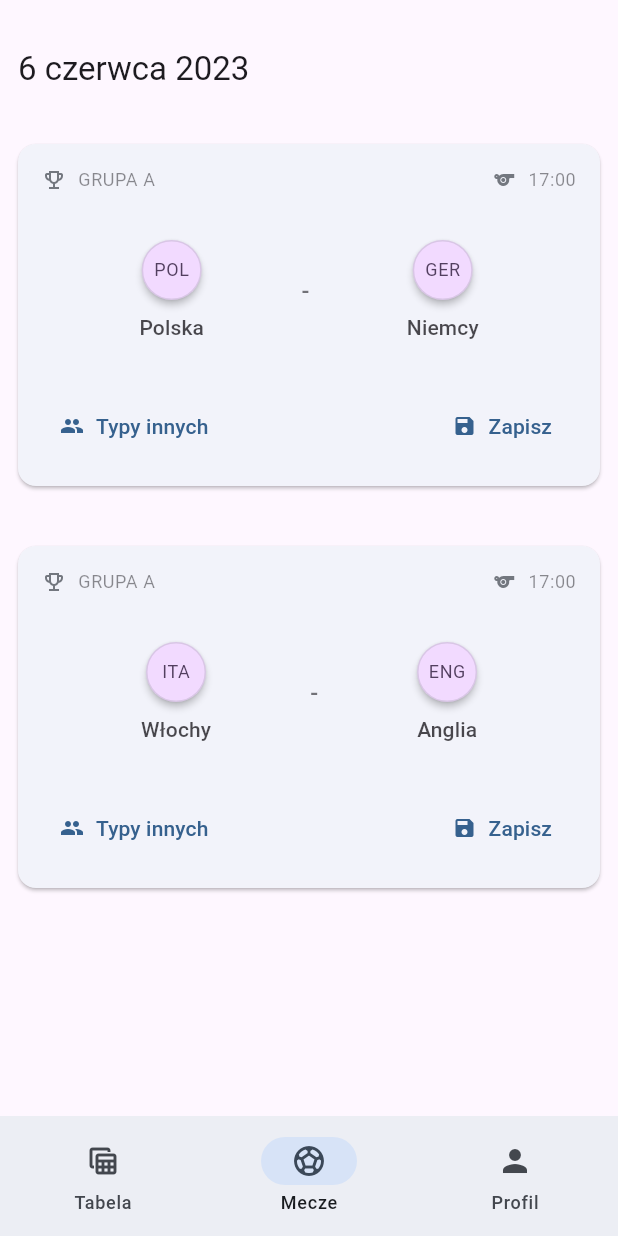
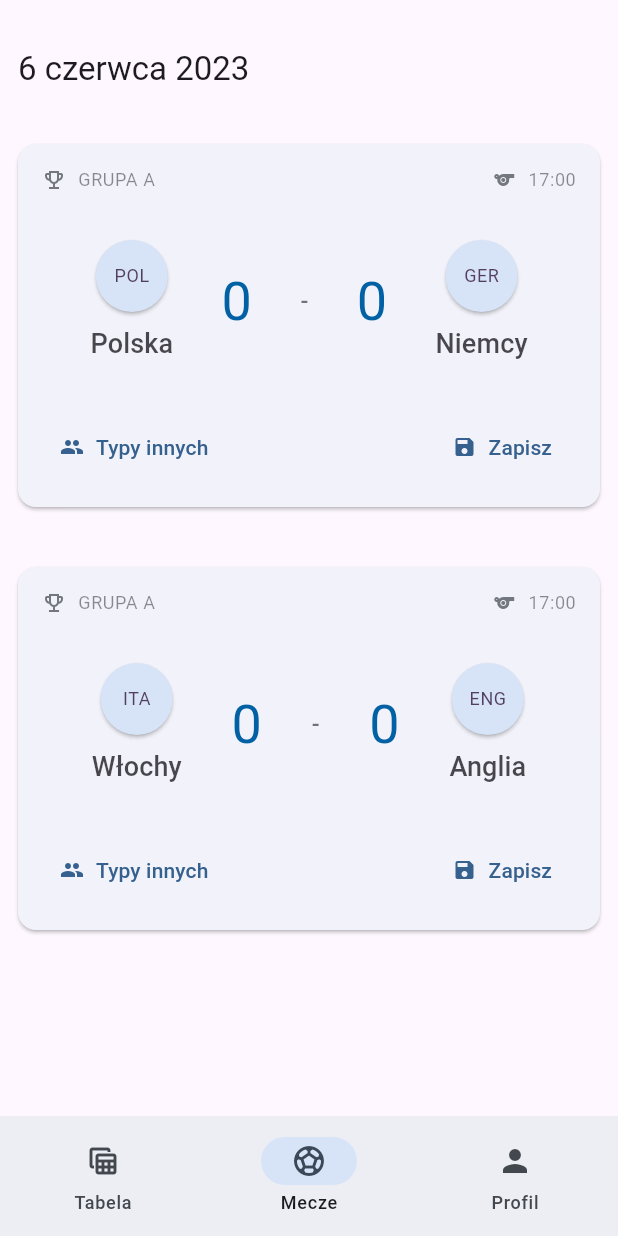
Before and after one commit to krzysztuf/offside, a Flutter app: the screen it shows after launch, item 2 of the bottom bar chosen, on a phone screen of 412 x 824 dp. Run offline on Flutter 3.47's test engine with Material 3 defaults, Android fonts, the light colour scheme and no system bars; our stand-ins replace chopper, flutter_riverpod, freezed_annotation, gap, get_it, go_router and 6 more; generated files the repository leaves out were written again.

Commit message:
Extract theme data to separate classes

```diff
--- a/lib/core/extensions/theme_context_extension.dart
+++ b/lib/core/extensions/theme_context_extension.dart
@@ -1,4 +1,6 @@
 import 'package:flutter/material.dart';
+import 'package:offside/presentation/theme/theme_extensions.dart';
+import 'package:offside/presentation/theme/widget_themes.dart';
 
 extension ThemeContextExtension on BuildContext {
   ThemeData get theme => Theme.of(this);
@@ -18,4 +20,6 @@ extension ThemeContextExtension on BuildContext {
   TabBarTheme get tabBarTheme => theme.tabBarTheme;
 
   ButtonThemeData get buttonTheme => theme.buttonTheme;
+
+  WidgetThemes get widgets => theme.widgets;
 }
--- a/lib/presentation/pages/home_page/matches_sub_page/match_bet_card.dart
+++ b/lib/presentation/pages/home_page/matches_sub_page/match_bet_card.dart
@@ -5,6 +5,7 @@ import 'package:gap/gap.dart';
 import 'package:intl/intl.dart';
 import 'package:offside/core/extensions/theme_context_extension.dart';
 import 'package:offside/domain/entities/match.dart';
+import 'package:offside/presentation/pages/home_page/matches_sub_page/score_input.dart';
 import 'package:offside/presentation/pages/home_page/matches_sub_page/team_badge.dart';
 import 'package:offside/presentation/pages/home_page/table_sub_page/loading_table_skeleton.dart';
 import 'package:offside/presentation/widgets/muted_information_label.dart';
@@ -42,7 +43,9 @@ class MatchBetCard extends ConsumerWidget {
                 mainAxisAlignment: MainAxisAlignment.spaceEvenly,
                 children: [
                   TeamBadge(team: match.homeTeam),
+                  const ScoreInput(),
                   Text('-', style: context.textTheme.titleMedium),
+                  const ScoreInput(),
                   TeamBadge(team: match.awayTeam),
                 ],
               ),
--- /dev/null
+++ b/lib/presentation/pages/home_page/matches_sub_page/score_input.dart
@@ -0,0 +1,34 @@
+import 'package:flutter/material.dart';
+import 'package:flutter_riverpod/flutter_riverpod.dart';
+import 'package:offside/presentation/theme/theme_extensions.dart';
+
+class ScoreInput extends ConsumerStatefulWidget {
+  const ScoreInput({super.key});
+
+  @override
+  ConsumerState<ScoreInput> createState() => _ScoreInputState();
+}
+
+class _ScoreInputState extends ConsumerState<ScoreInput> {
+  late final TextEditingController controller;
+
+  @override
+  void initState() {
+    super.initState();
+    controller = TextEditingController();
+  }
+
+  @override
+  void dispose() {
+    controller.dispose();
+    super.dispose();
+  }
+
+  @override
+  Widget build(BuildContext context) {
+    return Text(
+      '0',
+      style: Theme.of(context).widgets.scoreInput.textTheme,
+    );
+  }
+}
--- a/lib/presentation/pages/home_page/matches_sub_page/team_badge.dart
+++ b/lib/presentation/pages/home_page/matches_sub_page/team_badge.dart
@@ -14,17 +14,13 @@ class TeamBadge extends StatelessWidget {
     return Column(
       children: [
         Square(
-          size: 40,
+          size: 48,
           child: Material(
-            elevation: 2,
-            shape: CircleBorder(
-              side: BorderSide(
-                color: context.colorScheme.outline.withOpacity(0.2),
-              ),
-            ),
+            elevation: 1,
+            shape: const CircleBorder(),
             color: Colors.transparent,
             child: CircleAvatar(
-              backgroundColor: context.colorScheme.tertiaryContainer,
+              backgroundColor: context.colorScheme.secondaryContainer,
               child: Text(
                 team.abbreviation,
                 style: context.textTheme.bodySmall!.copyWith(
@@ -37,7 +33,7 @@ class TeamBadge extends StatelessWidget {
         const Gap(8),
         Text(
           team.name,
-          style: context.textTheme.titleSmall,
+          style: context.widgets.teamBadge.textTheme,
         ),
       ],
     );
```
Also changed, not shown: lib/presentation/theme/theme_extensions.dart (added, +11 -0 lines), lib/presentation/theme/widget_themes.dart (added, +13 -0 lines), lib/presentation/theme/widgets/score_input_theme.dart (added, +16 -0 lines), lib/presentation/theme/widgets/team_badge_theme.dart (added, +13 -0 lines).
